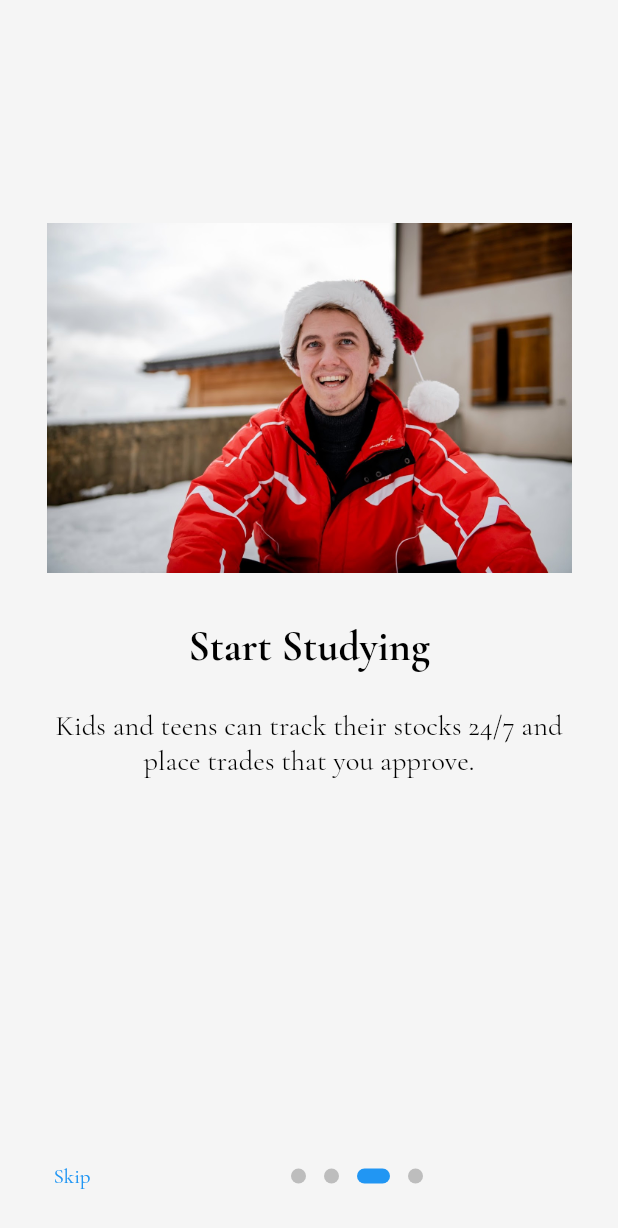
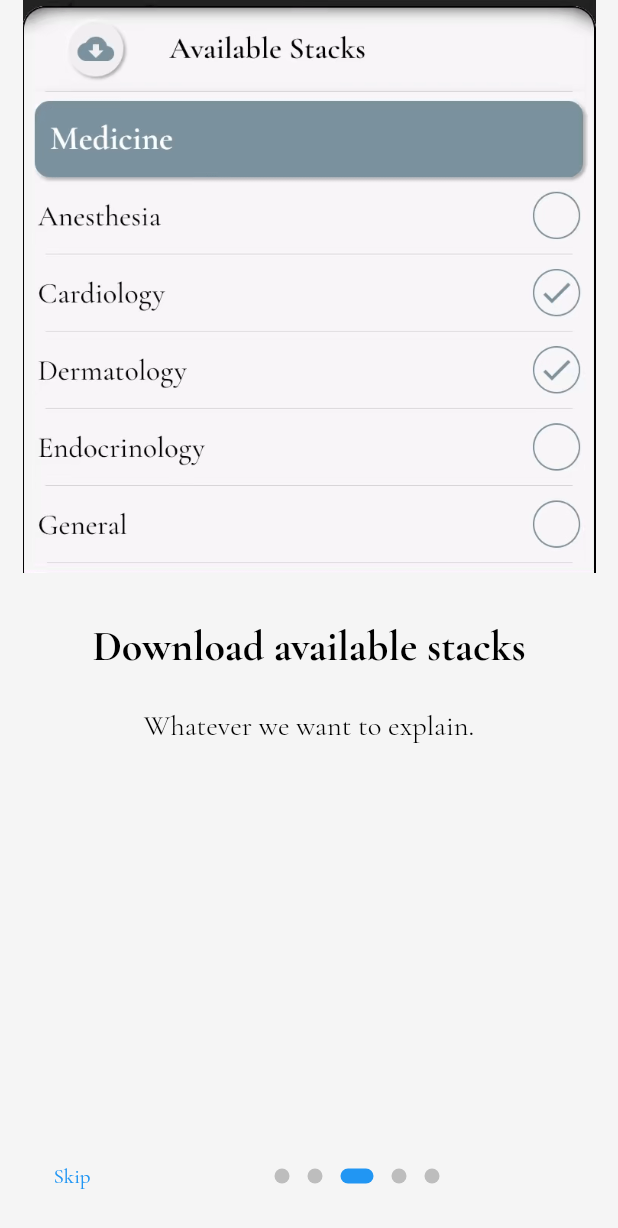
Before and after one commit to kobemoerman/stacker_app, a Flutter app: the screen it shows after launch, swiped to page 3, on a phone screen of 412 x 824 dp. Shown: the top 1228 px of the screen. Run offline on Flutter 3.47's test engine with Material 2 defaults, Android fonts, the phone set to English and light mode, and no system bars; drawn by our look-alikes of introduction_screen; our stand-ins replace csv, firebase_core, firebase_storage, fl_chart, flushbar, flutter_slidable and 6 more; accounts and stored records are empty.

Commit message:
intro screen gifs

```diff
--- a/lib/main.dart
+++ b/lib/main.dart
@@ -112,7 +112,7 @@ class RouteGenerator {
         return MaterialPageRoute(builder: (context) => page);
 
       default:
-        final page = intro ? IntroductionPage() : HomePage();
+        final page = intro ? IntroductionPage() : IntroductionPage();
         return MaterialPageRoute(builder: (context) => page);
     }
   }
--- a/lib/screens/page_intro.dart
+++ b/lib/screens/page_intro.dart
@@ -12,7 +12,7 @@ class _IntroductionPageState extends State<IntroductionPage> {
 
   Widget _buildImage(String assetName) {
     return Align(
-      child: Image.asset('assets/profile.jpeg', width: 350.0),
+      child: Image.asset('assets/$assetName.gif'),
       alignment: Alignment.bottomCenter,
     );
   }
@@ -73,33 +73,31 @@ class _IntroductionPageState extends State<IntroductionPage> {
         PageViewModel(
           title: "Welcome",
           body: "Here we only display the logo with welcome text!",
-          image: _buildImage('img1'),
+          //image: _buildImage('img1'),
           decoration: pageDecoration,
         ),
         PageViewModel(
-          title: "Create a Stack",
+          title: "Create a new stack",
           body: "Whatever we want to explain.",
-          image: _buildImage('img2'),
+          image: _buildImage('create'),
           decoration: pageDecoration,
         ),
         PageViewModel(
-          title: "Start Studying",
-          body:
-              "Kids and teens can track their stocks 24/7 and place trades that you approve.",
-          image: _buildImage('img3'),
+          title: "Download available stacks",
+          body: "Whatever we want to explain.",
+          image: _buildImage('download'),
           decoration: pageDecoration,
         ),
         PageViewModel(
-          title: "Edit Content",
-          bodyWidget: Row(
-            mainAxisAlignment: MainAxisAlignment.center,
-            children: const [
-              Text("Tap ", style: bodyStyle),
-              Icon(Icons.edit),
-              Text(" to edit a stack", style: bodyStyle),
-            ],
-          ),
-          image: _buildImage('img1'),
+          title: "Select stacks you want to study",
+          body: "Whatever we want to explain.",
+          image: _buildImage('study'),
+          decoration: pageDecoration,
+        ),
+        PageViewModel(
+          title: "Study your flashcards",
+          body: "Whatever we want to explain.",
+          image: _buildImage('swipe'),
           decoration: pageDecoration,
         ),
       ],
--- a/lib/screens/page_settings.dart
+++ b/lib/screens/page_settings.dart
@@ -10,7 +10,6 @@ import 'package:stackr/screens/sheet_dowload.dart';
 import 'package:stackr/screens/sheet_information.dart';
 import 'package:stackr/screens/sheet_profile.dart';
 import 'package:stackr/widgets/appbar_page.dart';
-import 'package:url_launcher/url_launcher.dart';
 
 import '../theme.dart';
 import '../constants.dart';
@@ -46,18 +45,7 @@ class _SettingsPageState extends State<SettingsPage> {
   }
 
   _contactUs(BuildContext context) async {
-    final Uri params = Uri(
-      scheme: 'mailto',
-      path: 'studystackr@gmail.com',
-      query: 'subject=Stackr Feedback&body=App Version 3.23',
-    );
-
-    var url = params.toString();
-    if (await canLaunch(url)) {
-      await launch(url);
-    } else {
-      throw 'Could not launch $url';
-    }
+    print('WHATs UP DUDE');
   }
 
   _termsOfUse(BuildContext context) {
--- a/pubspec.yaml
+++ b/pubspec.yaml
@@ -32,7 +32,6 @@ dependencies:
   flutter_slidable:
 
   csv: ^4.1.0
-  url_launcher: ^5.7.10
 
   firebase_core: ^0.5.3
   firebase_storage: ^5.2.0
```
Also changed, not shown: assets/create.gif (added), assets/download.gif (added), pubspec.lock, 50 other files.
